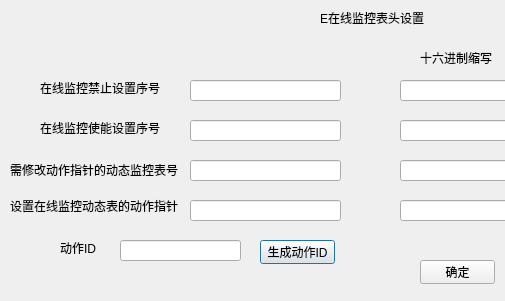
The window that ui/onlinemonitoringhead.ui (JcypVacant/-experiment-process-config) describes before a commit, drawn with Qt 5; both pictures show x 0 to 505 and y 0 to 301 of the 727 by 301 pixel window.
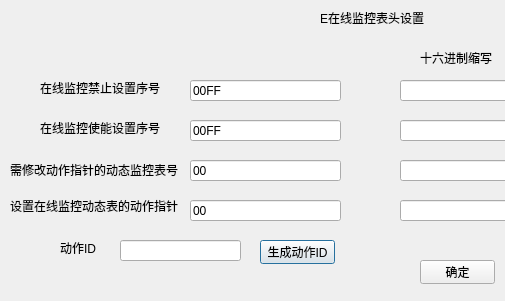
The same window after the commit.

Diff of the .ui file:
```diff
--- a/ui/onlinemonitoringhead.ui
+++ b/ui/onlinemonitoringhead.ui
@@ -48,6 +48,9 @@
      <height>21</height>
     </rect>
    </property>
+   <property name="text">
+    <string>00FF</string>
+   </property>
   </widget>
   <widget class="QLabel" name="label_3">
    <property name="geometry">
@@ -71,6 +74,9 @@
      <height>21</height>
     </rect>
    </property>
+   <property name="text">
+    <string>00FF</string>
+   </property>
   </widget>
   <widget class="QLabel" name="label_4">
    <property name="geometry">
@@ -94,6 +100,9 @@
      <height>21</height>
     </rect>
    </property>
+   <property name="text">
+    <string>00</string>
+   </property>
   </widget>
   <widget class="QLabel" name="label_5">
    <property name="geometry">
@@ -117,6 +126,9 @@
      <height>21</height>
     </rect>
    </property>
+   <property name="text">
+    <string>00</string>
+   </property>
   </widget>
   <widget class="QLabel" name="label_6">
    <property name="geometry">
```
Left out of the diff: 32 changed lines with no effect on the pictures.
